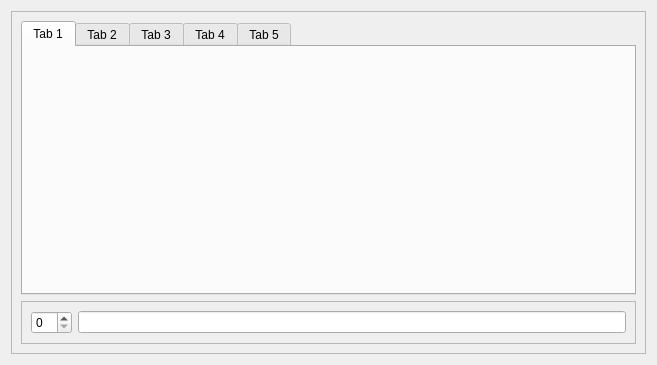
First picture: the form in Qt/my_programm/_For_tests/src/for_tests_mainbox_gui/src/ui/for_tests_mainbox_gui.ui, repository RinatB2017/mega_GIT, before the edit.
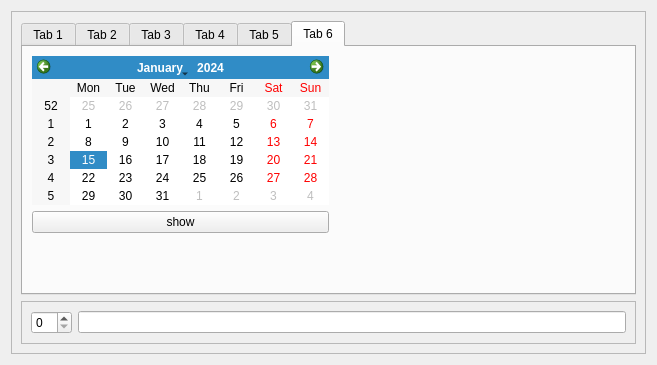
Second picture: the form after the edit. The open tabs and pages were chosen to show the change. Icons and pictures are not drawn. Custom widgets are drawn as their Qt base class.

Diff of the .ui file:
```diff
--- a/Qt/my_programm/_For_tests/src/for_tests_mainbox_gui/src/ui/for_tests_mainbox_gui.ui
+++ b/Qt/my_programm/_For_tests/src/for_tests_mainbox_gui/src/ui/for_tests_mainbox_gui.ui
@@ -23,7 +23,7 @@
       <item>
        <widget class="QTabWidget" name="tabWidget">
         <property name="currentIndex">
-         <number>0</number>
+         <number>5</number>
         </property>
         <widget class="QWidget" name="tab">
          <attribute name="icon">
@@ -170,6 +170,57 @@
           </item>
          </layout>
         </widget>
+        <widget class="QWidget" name="tab_6">
+         <attribute name="icon">
+          <iconset resource="../../../../../../lib2/icons/digits/digits.qrc">
+           <normaloff>:/red/6.png</normaloff>:/red/6.png</iconset>
+         </attribute>
+         <attribute name="title">
+          <string>Tab 6</string>
+         </attribute>
+         <layout class="QHBoxLayout" name="horizontalLayout_2">
+          <item>
+           <layout class="QVBoxLayout" name="verticalLayout_3">
+            <item>
+             <widget class="QCalendarWidget" name="calendarWidget"/>
+            </item>
+            <item>
+             <widget class="QPushButton" name="btn_show">
+              <property name="text">
+               <string>show</string>
+              </property>
+             </widget>
+            </item>
+            <item>
+             <spacer name="verticalSpacer">
+              <property name="orientation">
+               <enum>Qt::Vertical</enum>
+              </property>
+              <property name="sizeHint" stdset="0">
+               <size>
+                <width>20</width>
+                <height>40</height>
+               </size>
+              </property>
+             </spacer>
+            </item>
+           </layout>
+          </item>
+          <item>
+           <spacer name="horizontalSpacer">
+            <property name="orientation">
+             <enum>Qt::Horizontal</enum>
+            </property>
+            <property name="sizeHint" stdset="0">
+             <size>
+              <width>292</width>
+              <height>20</height>
+             </size>
+            </property>
+           </spacer>
+          </item>
+         </layout>
+        </widget>
        </widget>
       </item>
       <item>
```
Left out of the diff: 12 changed lines with no effect on the pictures.
